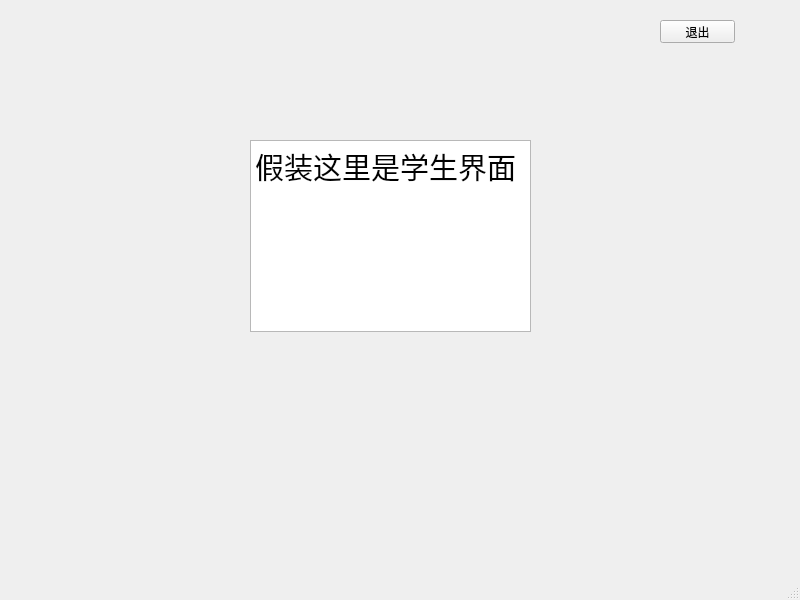
First picture: the form in cpp-project/StudentMainWindow.ui, repository MessengerOfSpring/Grade_Management_System_Qt, before the edit.
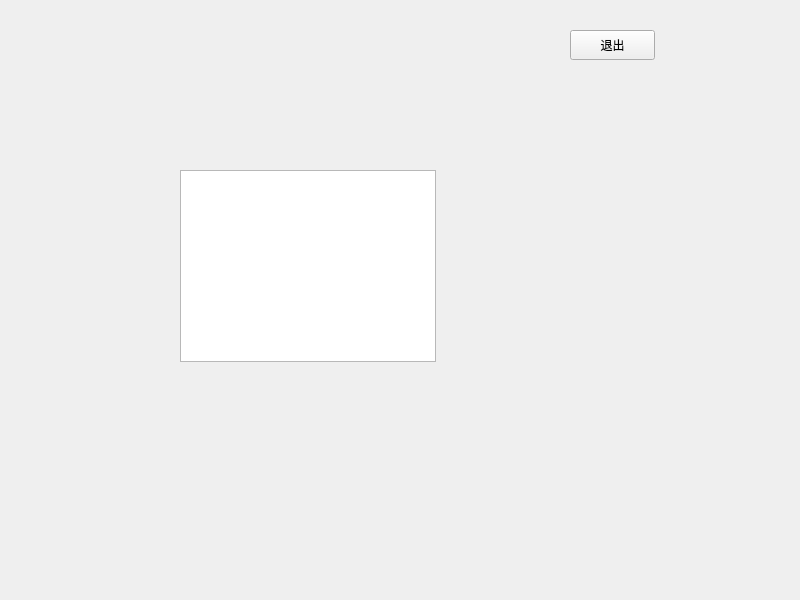
Second picture: the form after the edit.

```diff
--- a/cpp-project/StudentMainWindow.ui
+++ b/cpp-project/StudentMainWindow.ui
@@ -14,30 +14,23 @@
    <string>MainWindow</string>
   </property>
   <widget class="QWidget" name="centralwidget">
-   <widget class="QTextBrowser" name="textBrowser">
+   <widget class="QTableWidget" name="tableWidget">
     <property name="geometry">
      <rect>
-      <x>250</x>
-      <y>140</y>
-      <width>281</width>
+      <x>180</x>
+      <y>170</y>
+      <width>256</width>
       <height>192</height>
      </rect>
     </property>
-    <property name="html">
-     <string>&lt;!DOCTYPE HTML PUBLIC &quot;-//W3C//DTD HTML 4.0//EN&quot; &quot;http://www.w3.org/TR/REC-html40/strict.dtd&quot;&gt;
-&lt;html&gt;&lt;head&gt;&lt;meta name=&quot;qrichtext&quot; content=&quot;1&quot; /&gt;&lt;style type=&quot;text/css&quot;&gt;
-p, li { white-space: pre-wrap; }
-&lt;/style&gt;&lt;/head&gt;&lt;body style=&quot; font-family:'SimSun'; font-size:9pt; font-weight:400; font-style:normal;&quot;&gt;
-&lt;p style=&quot; margin-top:0px; margin-bottom:0px; margin-left:0px; margin-right:0px; -qt-block-indent:0; text-indent:0px;&quot;&gt;&lt;span style=&quot; font-family:'Ubuntu'; font-size:22pt;&quot;&gt;假装这里是学生界面&lt;/span&gt;&lt;/p&gt;&lt;/body&gt;&lt;/html&gt;</string>
-    </property>
    </widget>
    <widget class="QPushButton" name="Quit">
     <property name="geometry">
      <rect>
-      <x>660</x>
-      <y>20</y>
-      <width>75</width>
-      <height>23</height>
+      <x>570</x>
+      <y>30</y>
+      <width>85</width>
+      <height>30</height>
      </rect>
     </property>
     <property name="text">
@@ -55,7 +48,6 @@
     </rect>
    </property>
   </widget>
-  <widget class="QStatusBar" name="statusbar"/>
  </widget>
  <resources/>
  <connections/>
```
Left out of the diff: 15 changed lines with no effect on the pictures.
